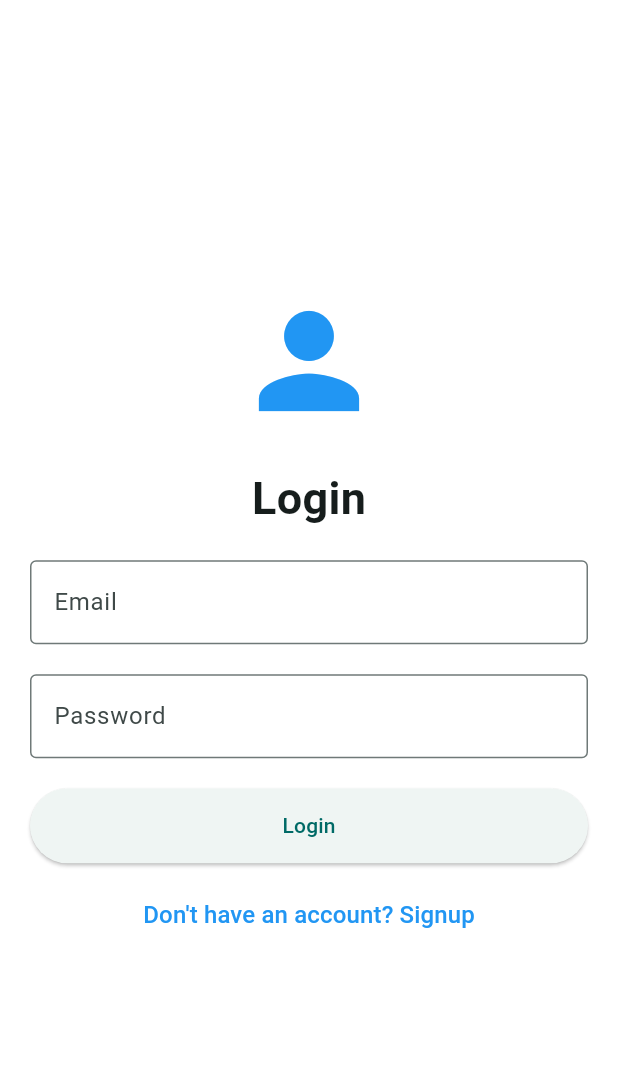
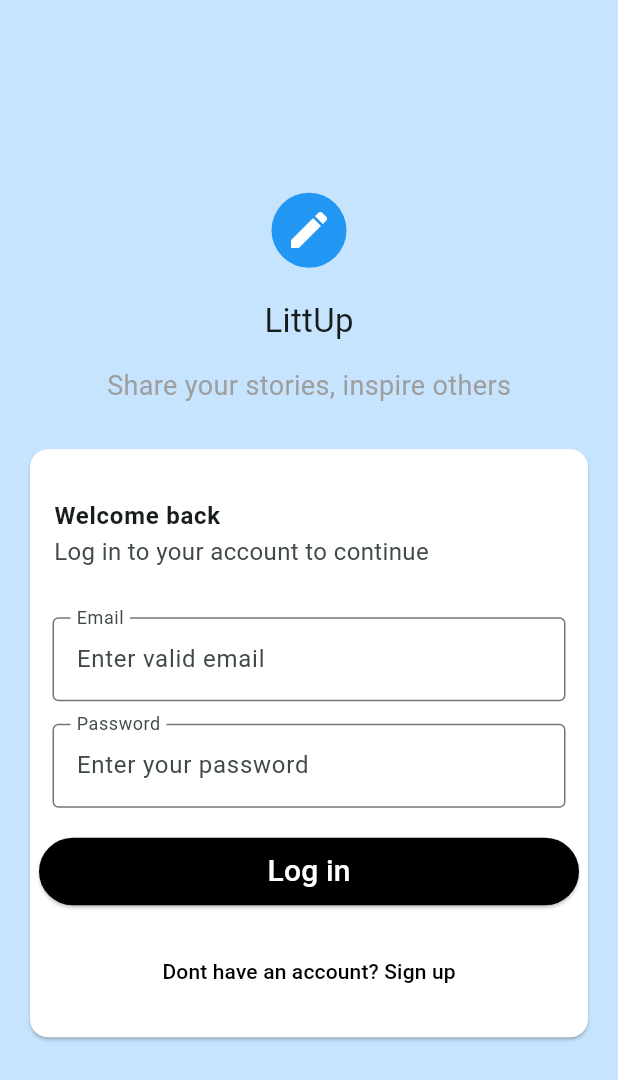
Before and after one commit to bookquotesgirl/LittUp-app, a Flutter app: the screen it shows after launch, on a phone screen of 412 x 824 dp. Shown: the top 1080 px of the screen. Run offline on Flutter 3.47's test engine with Material 3 defaults, Android fonts, the phone set to English and light mode, and no system bars.

Commit message:
fixed login page and started app bar

```diff
--- a/lib/login.dart
+++ b/lib/login.dart
@@ -1,6 +1,6 @@
 import 'package:flutter/material.dart';
-import 'signUp.dart';
-import 'home.dart';
+import 'package:littup/home.dart';
+import 'package:littup/signUp.dart';
 
 class LoginPage extends StatefulWidget{
   const LoginPage({super.key});
@@ -8,82 +8,97 @@ class LoginPage extends StatefulWidget{
 @override
   State<LoginPage> createState() =>_LoginPageState();
 
-
 }
 
 class _LoginPageState extends State<LoginPage>{
- final _formKey=GlobalKey<FormState>();
- final TextEditingController _emailController=TextEditingController();
- final TextEditingController _passwordController=TextEditingController();
 
-void _login(){
-  if(_formKey.currentState!.validate()){
-                    Navigator.push(context, MaterialPageRoute(builder: (context)=> const HomePage()));
-
-  }
-}
   @override
 Widget build(BuildContext context){
       return Scaffold(
-      backgroundColor: const Color.fromARGB(255, 255, 255, 255),
+      backgroundColor: const Color.fromARGB(255, 199, 228, 255),
         body: Center(
-          child: Padding(padding:const EdgeInsets.all(20.0),
-          child: Form(
-            key: _formKey,
-            child: SingleChildScrollView(
+          child: Column(
+            mainAxisAlignment: MainAxisAlignment.center,
+            children: [
+            CircleAvatar(
+              backgroundColor: Colors.blue,
+              radius: 25,
+              child: Icon(Icons.edit, color: Colors.white, size: 32),
+              ),
+                const SizedBox(height: 20),
+
+              Text("LittUp", style: TextStyle(fontSize: 22)),
+                const SizedBox(height: 15),
+              Text("Share your stories, inspire others", style: TextStyle(fontSize: 18,color: Colors.grey)),
+                const SizedBox(height: 25),
+              SizedBox(
+                width: 380,
+                child:
+                 Card(
+
+               color: Colors.white,
               child: Column(
-                mainAxisAlignment: MainAxisAlignment.center,
+                mainAxisSize: MainAxisSize.min,
 
-              children: [
-                const Icon(Icons.person,size:100,color: Colors.blue),
+                children: <Widget>[
                 const SizedBox(height: 20),
-                const Text('Login', style: TextStyle(fontSize: 30,fontWeight: FontWeight.bold)),
+                  ListTile(
+                    title: Text("Welcome back",style: TextStyle(fontWeight: FontWeight.w600),),
+                    subtitle: const Text("Log in to your account to continue", style: TextStyle(fontSize: 16),),
+                  ),
                 const SizedBox(height: 20),
-                TextFormField(
-                  controller: _emailController,
-                  decoration: const InputDecoration(labelText: 'Email',border: OutlineInputBorder()),
-                  keyboardType: TextInputType.emailAddress,
-                  validator: (value) {
-                    if(value==null||value.isEmpty){
-                      return 'Enter email';}
-                    if(!RegExp(r'\S+@\S+\.\S+').hasMatch(value)){
-                      return 'Enter valid email';
-                    }
-                    return null;
-                  },
-                ),
+                  Padding(padding: EdgeInsets.symmetric(horizontal: 15),
+                  child:
+                  TextField(
+                    decoration: InputDecoration(
+                      border: OutlineInputBorder(),
+                      labelText: 'Email',
+                      floatingLabelBehavior: FloatingLabelBehavior.always,
+                      hintText: 'Enter valid email',
+                    ),
+                  )
+                  ),
+
+                  Padding(padding: EdgeInsets.only(left: 15.0, right: 15.0, top: 15, bottom: 0),
+                   child:
+                   TextField(
+                    decoration: InputDecoration(
+                      border: OutlineInputBorder(),
+                      labelText: 'Password',
+                      floatingLabelBehavior: FloatingLabelBehavior.always,
+                      hintText: 'Enter your password',
+                    ),
+                  ),
+                  ),
+                  SizedBox(
+                    height: 65,
+                    width: 360,
+                    child: Padding(padding: const EdgeInsets.only(top: 20.0),
+                    child: ElevatedButton(style: ElevatedButton.styleFrom(
+                      backgroundColor: Colors.black,
+                    ), onPressed: (){
+                    Navigator.push(context, MaterialPageRoute(builder: (context)=> const HomePage()));
+                    }, child: Text('Log in', style: TextStyle(color: Colors.white, fontSize: 20),)),
+                    ),
+                  ),
                 const SizedBox(height: 20),
-                TextFormField(
-                  controller: _passwordController,
-                  decoration: const InputDecoration(labelText: 'Password',border: OutlineInputBorder()),
-                  obscureText: true,
-                  keyboardType: TextInputType.emailAddress,
-                  validator: (value) {
-                    if(value==null||value.isEmpty){
-                      return 'Enter pasword';}
-                    if(value.length<6){
-                      return 'Password too short';
-                    }
-                    return null;
-                  },
-                ),
+                TextButton(onPressed: (){
+                    Navigator.push(context, MaterialPageRoute(builder: (context)=> const SignupPage()));
+                }, child:
+                 const Text('Dont have an account? Sign up', style: TextStyle(color: Colors.black),)
+                 ),
                 const SizedBox(height: 20),
-                SizedBox(
-                  width: double.infinity,//what does this do
-                  height: 50,
-                  child: ElevatedButton(onPressed: _login, child: const Text('Login')),
-                ),
-                const SizedBox(height: 10),
-                TextButton( child: const Text("Don't have an account? Signup",
-                style:TextStyle(color: Colors.blue,fontSize: 16)), onPressed:(){
-          Navigator.push(context, MaterialPageRoute(builder: (context)=> const SignupPage()));
-                }
-                )
-              ],
-            )
-            )
+
+                ],
+
+
+              ),
+
+              ),
+              ),
+
+            ],
           ),
-        ),
         )
       );
 }
```
Also changed, not shown: lib/home.dart (+17 -15 lines), pubspec.lock.
